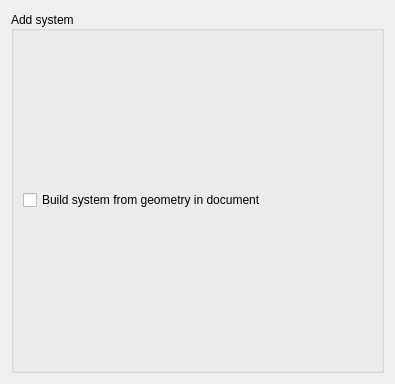
Qt form resources/ui/AddSystem.ui (python-acoustics/Sea) before a commit.
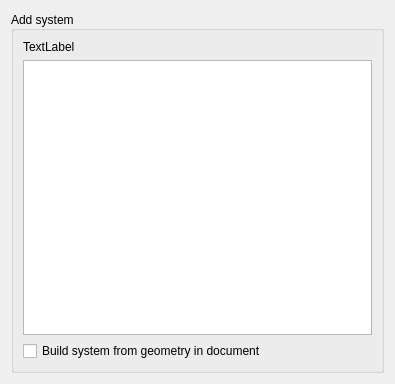
The same form after that commit.

The edit to the form file:
```diff
--- a/resources/ui/AddSystem.ui
+++ b/resources/ui/AddSystem.ui
@@ -58,6 +58,16 @@
         <property name="sizeConstraint">
          <enum>QLayout::SetDefaultConstraint</enum>
         </property>
+        <item>
+         <widget class="QLabel" name="partLabel">
+          <property name="text">
+           <string>TextLabel</string>
+          </property>
+         </widget>
+        </item>
+        <item>
+         <widget class="QListWidget" name="partList"/>
+        </item>
         <item>
          <widget class="QCheckBox" name="buildSystem">
           <property name="text">
```
